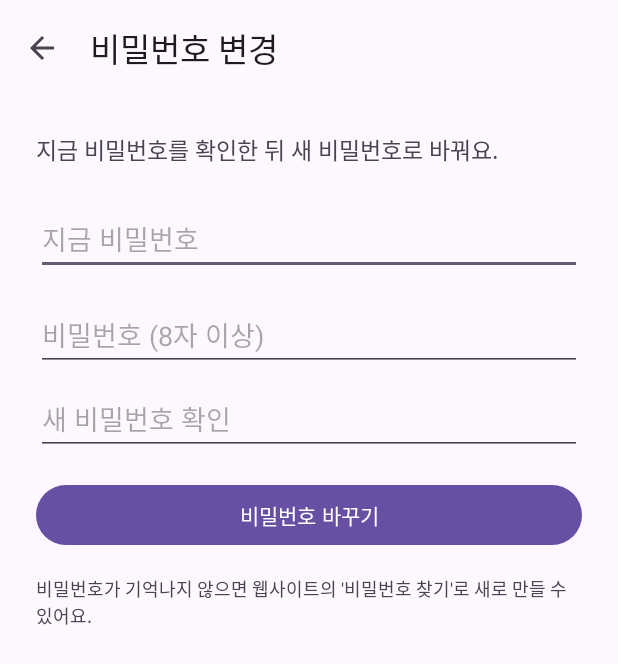
After one commit to immmingyu/appliance-trend-insight-app, an Android app: the ChangePasswordActivity screen opened directly, with no data from a screen before it, on a phone screen of 412 x 824 dp. The commit adds this screen. Shown: the top 664 px of the screen. Run offline under Robolectric (Android 15) with nearby library versions, the phone set to English and light mode, and no system bars; network calls fail.

Commit message:
마이페이지에 비밀번호 변경 화면 추가 (이메일 회원만)

```diff
--- a/app/src/main/AndroidManifest.xml
+++ b/app/src/main/AndroidManifest.xml
@@ -86,6 +86,8 @@
         <activity android:name=".LoginActivity" />
         <!-- 소셜(카카오) 첫 가입: 닉네임 · 약관 동의 후 가입 -->
         <activity android:name=".SocialSignupActivity" />
+        <!-- 비밀번호 변경 (마이페이지, 이메일 회원만) -->
+        <activity android:name=".ChangePasswordActivity" />
 
         <!-- 카카오 로그인: 카카오톡 · 카카오계정 로그인 후 이 주소(kakao{앱 키}://oauth)로 앱에 돌아온다 -->
         <activity
--- /dev/null
+++ b/app/src/main/java/com/example/gajeontiming/ChangePasswordActivity.java
@@ -0,0 +1,128 @@
+package com.example.gajeontiming;
+
+import android.os.Bundle;
+import android.view.MenuItem;
+import android.view.View;
+import android.widget.Button;
+import android.widget.EditText;
+import android.widget.ProgressBar;
+import android.widget.TextView;
+import android.widget.Toast;
+
+import androidx.annotation.NonNull;
+import androidx.appcompat.app.AppCompatActivity;
+
+import com.example.gajeontiming.model.AuthModels;
+import com.example.gajeontiming.network.ApiClient;
+import com.example.gajeontiming.network.ApiErrors;
+import com.google.android.material.appbar.MaterialToolbar;
+
+import retrofit2.Call;
+import retrofit2.Callback;
+import retrofit2.Response;
+
+/**
+ * 비밀번호 변경 (마이페이지 → 이메일 회원만).
+ * POST /api/auth/password/change {current_password, new_password, new_password_confirm}
+ * 지금 비밀번호가 틀리거나(401) 규칙에 안 맞으면(400) 서버 안내를 그대로 보여 준다.
+ * 바꿔도 지금 로그인 토큰은 그대로 쓸 수 있어서 로그인을 다시 하지 않는다.
+ */
+public class ChangePasswordActivity extends AppCompatActivity {
+
+    private static final int MIN_PASSWORD = 8;   // 서버 · 회원가입과 같은 규칙
+
+    private EditText currentInput, newInput, confirmInput;
+    private Button submitButton;
+    private ProgressBar progress;
+    private TextView errorText;
+
+    @Override
+    protected void onCreate(Bundle savedInstanceState) {
+        super.onCreate(savedInstanceState);
+        setContentView(R.layout.activity_change_password);
+
+        MaterialToolbar toolbar = findViewById(R.id.toolbar);
+        setSupportActionBar(toolbar);
+        if (getSupportActionBar() != null) {
+            getSupportActionBar().setTitle(R.string.password_change_title);
+            getSupportActionBar().setDisplayHomeAsUpEnabled(true);
+        }
+
+        currentInput = findViewById(R.id.password_current);
+        newInput = findViewById(R.id.password_new);
+        confirmInput = findViewById(R.id.password_new_confirm);
+        submitButton = findViewById(R.id.password_submit);
+        progress = findViewById(R.id.password_progress);
+        errorText = findViewById(R.id.password_error);
+
+        submitButton.setOnClickListener(v -> submit());
+    }
+
+    private void submit() {
+        String current = currentInput.getText().toString();
+        String next = newInput.getText().toString();
+        String confirm = confirmInput.getText().toString();
+
+        // 서버에 보내기 전에 앱에서 먼저 확인 (서버도 같은 규칙으로 한 번 더 확인한다)
+        if (current.isEmpty()) {
+            showError("지금 비밀번호를 입력해 주세요.");
+            return;
+        }
+        if (next.length() < MIN_PASSWORD) {
+            showError("새 비밀번호는 " + MIN_PASSWORD + "자 이상으로 정해 주세요.");
+            return;
+        }
+        if (!next.equals(confirm)) {
+            showError("새 비밀번호가 서로 달라요.");
+            return;
+        }
+        if (next.equals(current)) {
+            showError("지금 비밀번호와 다른 비밀번호를 입력해 주세요.");
+            return;
+        }
+
+        setLoading(true);
+        ApiClient.get().changePassword(new AuthModels.PasswordChangeRequest(current, next, confirm))
+                .enqueue(new Callback<AuthModels.MessageResponse>() {
+                    @Override
+                    public void onResponse(@NonNull Call<AuthModels.MessageResponse> call,
+                                           @NonNull Response<AuthModels.MessageResponse> response) {
+                        setLoading(false);
+                        if (!response.isSuccessful()) {
+                            showError(ApiErrors.message(response, "비밀번호를 바꾸지 못했어요. 잠시 후 다시 시도해 주세요."));
+                            return;
+                        }
+                        AuthModels.MessageResponse body = response.body();
+                        String msg = body != null && body.message != null ? body.message : "비밀번호를 바꿨어요";
+                        Toast.makeText(ChangePasswordActivity.this, msg, Toast.LENGTH_SHORT).show();
+                        finish();
+                    }
+
+                    @Override
+                    public void onFailure(@NonNull Call<AuthModels.MessageResponse> call, @NonNull Throwable t) {
+                        setLoading(false);
+                        showError("인터넷 연결을 확인해 주세요.");
+                    }
+                });
+    }
+
+    private void setLoading(boolean loading) {
+        progress.setVisibility(loading ? View.VISIBLE : View.GONE);
+        submitButton.setEnabled(!loading);
+        if (loading) errorText.setVisibility(View.GONE);
+    }
+
+    private void showError(String text) {
+        errorText.setText(text);
+        errorText.setVisibility(View.VISIBLE);
+    }
+
+    @Override
+    public boolean onOptionsItemSelected(@NonNull MenuItem item) {
+        if (item.getItemId() == android.R.id.home) {
+            finish();
+            return true;
+        }
+        return super.onOptionsItemSelected(item);
+    }
+}
--- a/app/src/main/java/com/example/gajeontiming/network/ApiService.java
+++ b/app/src/main/java/com/example/gajeontiming/network/ApiService.java
@@ -93,6 +93,10 @@ public interface ApiService {
     @POST("api/auth/withdraw")
     Call<AuthModels.MessageResponse> withdraw(@Body AuthModels.WithdrawRequest body);
 
+    // 비밀번호 변경 (로그인 필요, 이메일 회원만)
+    @POST("api/auth/password/change")
+    Call<AuthModels.MessageResponse> changePassword(@Body AuthModels.PasswordChangeRequest body);
+
     // 앱 소셜 로그인: SDK 토큰 → 기존 회원이면 로그인 토큰, 처음이면 가입 티켓
     @POST("api/auth/social/token")
     Call<AuthModels.SocialTokenResponse> socialToken(@Body AuthModels.SocialTokenRequest body);
--- /dev/null
+++ b/app/src/main/res/layout/activity_change_password.xml
@@ -0,0 +1,92 @@
+<?xml version="1.0" encoding="utf-8"?>
+<!-- 비밀번호 변경: 지금 비밀번호 · 새 비밀번호 · 새 비밀번호 확인 (ChangePasswordActivity) -->
+<LinearLayout xmlns:android="http://schemas.android.com/apk/res/android"
+    android:layout_width="match_parent"
+    android:layout_height="match_parent"
+    android:fitsSystemWindows="true"
+    android:orientation="vertical">
+
+    <com.google.android.material.appbar.MaterialToolbar
+        android:id="@+id/toolbar"
+        android:layout_width="match_parent"
+        android:layout_height="?attr/actionBarSize" />
+
+    <ScrollView
+        android:layout_width="match_parent"
+        android:layout_height="match_parent">
+
+        <LinearLayout
+            android:layout_width="match_parent"
+            android:layout_height="wrap_content"
+            android:orientation="vertical"
+            android:padding="24dp">
+
+            <TextView
+                android:layout_width="match_parent"
+                android:layout_height="wrap_content"
+                android:text="@string/password_change_intro"
+                android:textSize="15sp" />
+
+            <EditText
+                android:id="@+id/password_current"
+                android:layout_width="match_parent"
+                android:layout_height="wrap_content"
+                android:layout_marginTop="24dp"
+                android:autofillHints="password"
+                android:hint="@string/hint_current_password"
+                android:inputType="textPassword"
+                android:minHeight="48dp" />
+
+            <EditText
+                android:id="@+id/password_new"
+                android:layout_width="match_parent"
+                android:layout_height="wrap_content"
+                android:layout_marginTop="16dp"
+                android:autofillHints="newPassword"
+                android:hint="@string/hint_new_password"
+                android:inputType="textPassword"
+                android:minHeight="48dp" />
+
+            <EditText
+                android:id="@+id/password_new_confirm"
+                android:layout_width="match_parent"
+                android:layout_height="wrap_content"
+                android:layout_marginTop="8dp"
+                android:autofillHints="newPassword"
+                android:hint="@string/hint_new_password_confirm"
+                android:inputType="textPassword"
+                android:minHeight="48dp" />
+
+            <TextView
+                android:id="@+id/password_error"
+                android:layout_width="match_parent"
+                android:layout_height="wrap_content"
+                android:layout_marginTop="8dp"
+                android:textColor="@color/score_red"
+                android:visibility="gone" />
+
+            <Button
+                android:id="@+id/password_submit"
+                android:layout_width="match_parent"
+                android:layout_height="wrap_content"
+                android:layout_marginTop="16dp"
+                android:text="@string/password_change_submit" />
+
+            <ProgressBar
+                android:id="@+id/password_progress"
+                android:layout_width="32dp"
+                android:layout_height="32dp"
+                android:layout_gravity="center"
+                android:layout_marginTop="8dp"
+                android:visibility="gone" />
+
+            <TextView
+                android:layout_width="match_parent"
+                android:layout_height="wrap_content"
+                android:layout_marginTop="16dp"
+                android:text="@string/password_change_forgot"
+                android:textColor="?attr/colorOnSurfaceVariant"
+                android:textSize="12sp" />
+        </LinearLayout>
+    </ScrollView>
+</LinearLayout>
--- a/app/src/main/res/values/strings.xml
+++ b/app/src/main/res/values/strings.xml
@@ -202,4 +202,10 @@
     <string name="login_social_notice">카카오 · Google로 처음 시작하면 닉네임을 정하고 이용약관과 개인정보 수집 · 이용에 동의한 뒤 가입돼요.</string>
     <string name="withdraw_message_social">탈퇴하면 계정 정보와 등록한 가격 알림이 모두 지워지고 되돌릴 수 없어요.\n최근 본 제품은 이 휴대폰에만 저장돼 있어서 그대로 남아요.\n\n확인을 위해 \'탈퇴\'라고 입력해 주세요.</string>
     <string name="withdraw_confirm_hint">탈퇴</string>
+    <string name="password_change_title">비밀번호 변경</string>
+    <string name="password_change_intro">지금 비밀번호를 확인한 뒤 새 비밀번호로 바꿔요.</string>
+    <string name="hint_current_password">지금 비밀번호</string>
+    <string name="hint_new_password_confirm">새 비밀번호 확인</string>
+    <string name="password_change_submit">비밀번호 바꾸기</string>
+    <string name="password_change_forgot">비밀번호가 기억나지 않으면 웹사이트의 \'비밀번호 찾기\'로 새로 만들 수 있어요.</string>
 </resources>
```
Also changed, not shown: app/src/main/java/com/example/gajeontiming/MyPageActivity.java (+6 -1 lines), app/src/main/java/com/example/gajeontiming/model/AuthModels.java (+12 -0 lines), app/src/main/res/layout/activity_my_page.xml (+10 -0 lines).
